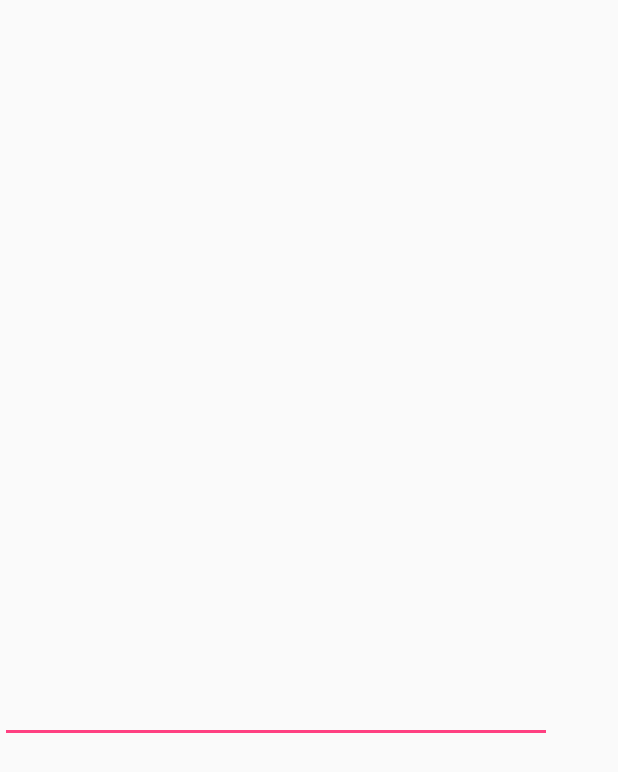
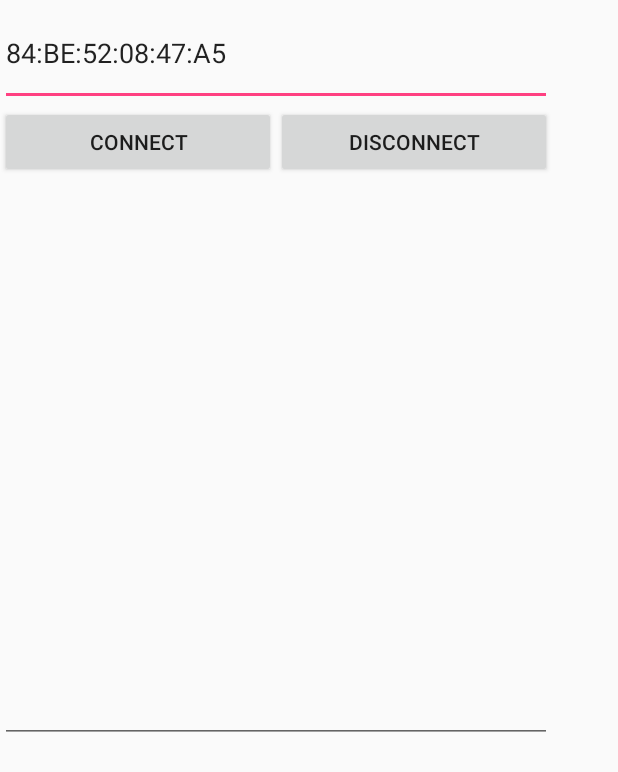
Before and after one commit to spaceshipyard/mars-rover-android-socketio-bridge, an Android app: the layout activity_main.xml on its own in the app's theme, with its tools: preview values and no code run, on a phone screen of 412 x 824 dp. Shown: the top 772 px of the screen. Run offline under Robolectric (Android 15) with nearby library versions, the phone set to English and light mode, and no system bars.

```diff
--- a/app/src/main/res/layout/activity_main.xml
+++ b/app/src/main/res/layout/activity_main.xml
@@ -6,13 +6,54 @@
     android:layout_height="match_parent"
     tools:context="com.chaoslabgames.mars.bridge.remote.socketio.MainActivity">
 
-    <EditText
-        android:id="@+id/logText"
+    <LinearLayout
         android:layout_width="368dp"
         android:layout_height="495dp"
-        android:ems="10"
-        android:inputType="textMultiLine"
+        android:orientation="vertical"
         tools:layout_editor_absoluteX="8dp"
-        tools:layout_editor_absoluteY="8dp" />
+        tools:layout_editor_absoluteY="8dp">
+
+        <EditText
+            android:id="@+id/editTextMacAddr"
+            android:layout_width="match_parent"
+            android:layout_height="wrap_content"
+            android:layout_weight="0.39"
+            android:ems="10"
+            android:inputType="textLongMessage"
+            android:text="84:BE:52:08:47:A5" />
+
+        <LinearLayout
+            android:layout_width="match_parent"
+            android:layout_height="59dp"
+            android:orientation="horizontal">
+
+            <Button
+                android:id="@+id/btnConnect"
+                android:layout_width="match_parent"
+                android:layout_height="wrap_content"
+                android:layout_weight="1"
+                android:onClick="onClick"
+                android:text="connect" />
+
+            <Button
+                android:id="@+id/btnDisconnect"
+                android:layout_width="match_parent"
+                android:layout_height="wrap_content"
+                android:layout_weight="1"
+                android:onClick="onClick"
+                android:text="disconnect" />
+        </LinearLayout>
+
+        <EditText
+            android:id="@+id/logText"
+            android:layout_width="match_parent"
+            android:layout_height="300dp"
+            android:layout_weight="1"
+            android:ems="10"
+            android:inputType="textMultiLine"
+            tools:layout_editor_absoluteX="8dp"
+            tools:layout_editor_absoluteY="8dp" />
+
+    </LinearLayout>
 
 </android.support.constraint.ConstraintLayout>
```
Also changed, not shown: app/src/main/java/com/chaoslabgames/mars/bridge/remote/socketio/MainActivity.java (+46 -23 lines).
